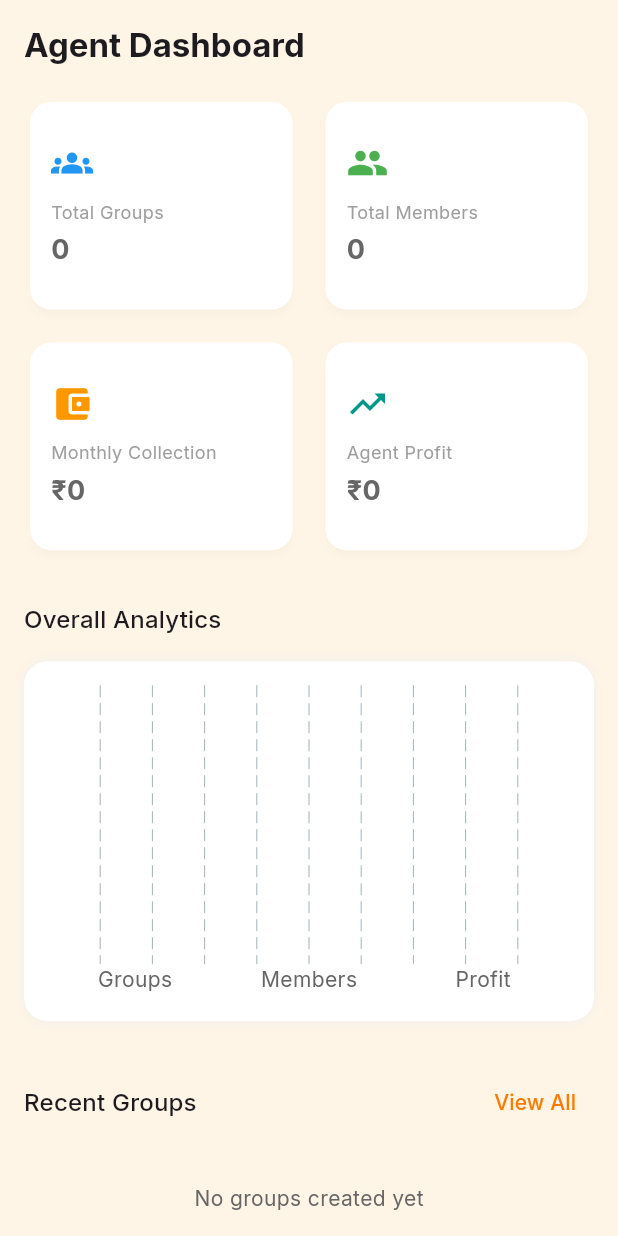
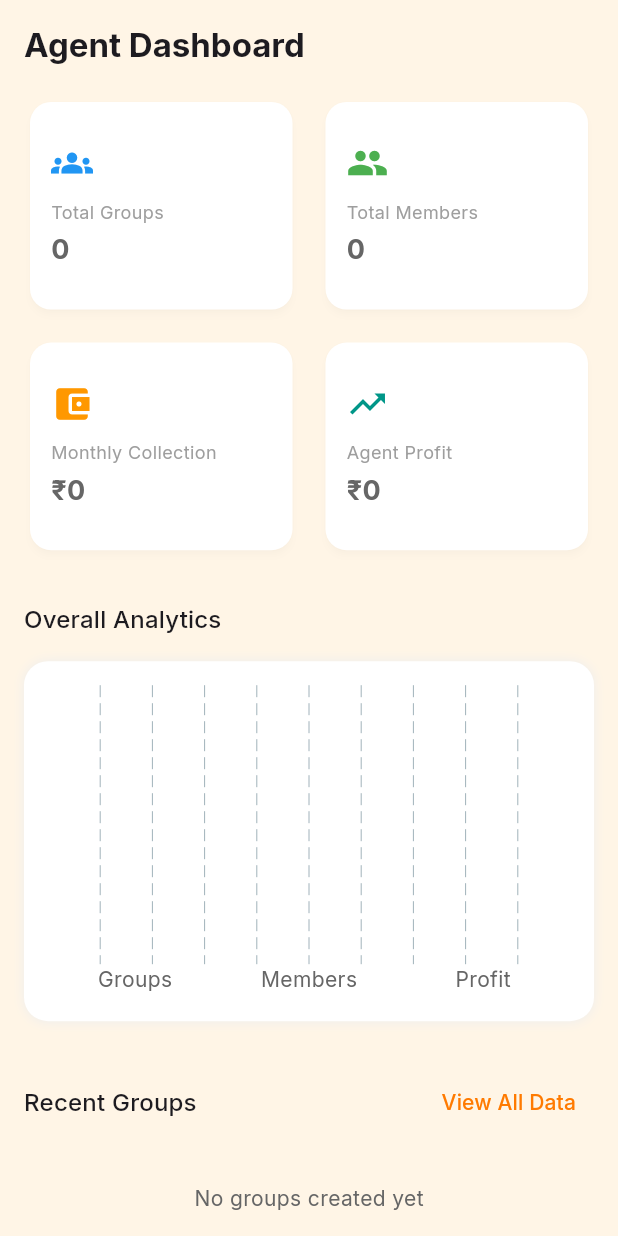
Before and after one commit to pooja-avadutha/bhishi-app, a Flutter app: the HomeScreen screen opened directly, on a phone screen of 412 x 824 dp. Run offline on Flutter 3.47's test engine with Material 3 defaults, Android fonts, the phone set to English and light mode, and no system bars; drawn by our look-alikes of fl_chart; our stand-ins replace google_fonts, image_picker, shared_preferences; accounts and stored records are empty.

Commit message:
changed home screen

```diff
--- a/lib/presentation/screens/home_screen.dart
+++ b/lib/presentation/screens/home_screen.dart
@@ -174,7 +174,7 @@ class HomeScreen extends StatelessWidget {
                   ),
                   TextButton(
                     onPressed: () {},
-                    child: const Text("View All"),
+                    child: const Text("View All Data"),
                   )
                 ],
               ),
```
